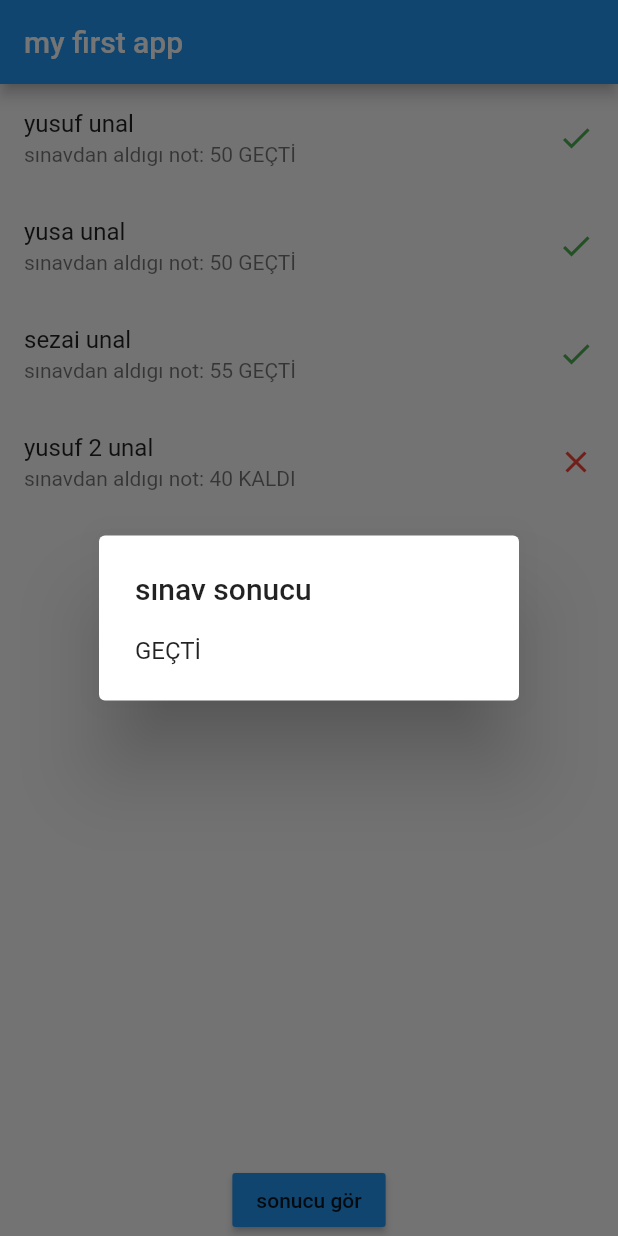
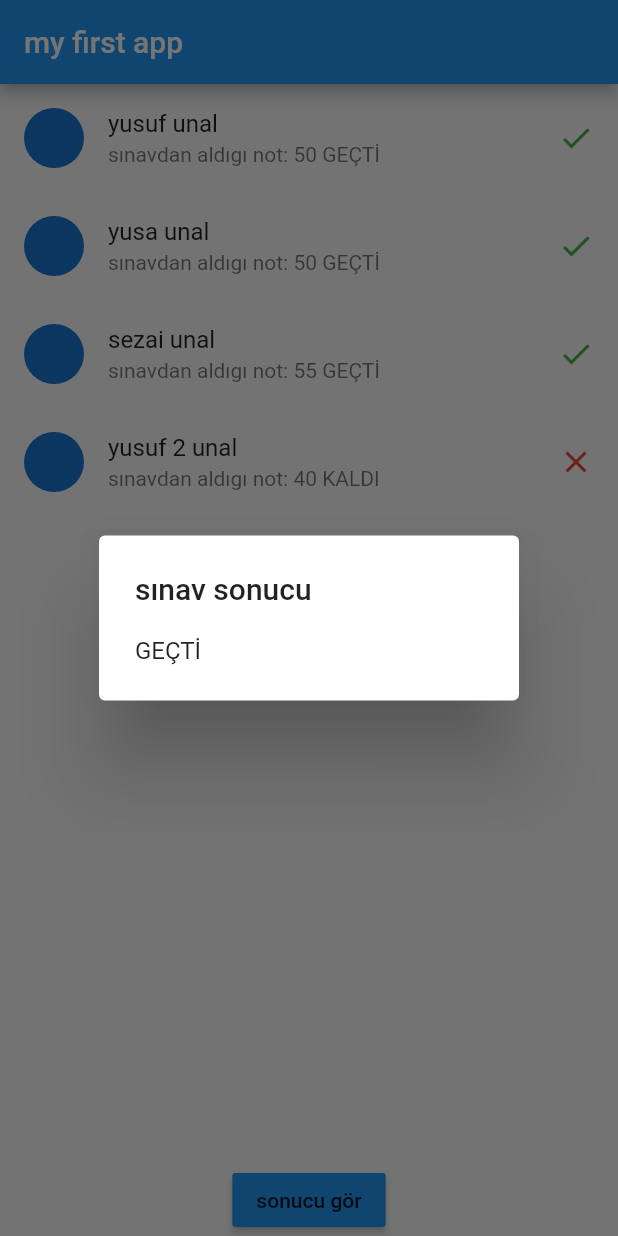
Before and after one commit to theunal/flutterDemos, a Flutter app: the screen it shows after launch, after a tap on "sonucu gör", on a phone screen of 412 x 824 dp. Run offline on Flutter 3.47's test engine with Material 2 defaults, Android fonts, the phone set to English and light mode, and no system bars; network calls fail.

Commit message:
getter setter

```diff
--- a/first/lib/Student.dart
+++ b/first/lib/Student.dart
@@ -2,14 +2,27 @@ class Student {
   String? name;
   String? lastName;
   int? grade;
-  String? status;
 
   Student(String name, String lastName, int grade) {
     this.name = name;
     this.lastName = lastName;
     this.grade = grade;
-    this.status = 'geçti';
+  }
+
+  String? get getName => this.name;
+
+  void set setName(String name) => this.name = name;
+
+  String? get getStatus {
+    if (this.grade! >= 50) {
+      return 'GEÇTİ';
+    } else {
+      return 'KALDI';
+    }
   }
 
 
+
+
+
 }
--- a/first/lib/main.dart
+++ b/first/lib/main.dart
@@ -41,10 +41,22 @@ class MyApp extends StatelessWidget {
               itemBuilder: (BuildContext context, int index) {
                // return Text(students[index].name!);
                 return ListTile(
+                  //leading: Icon(Icons.person),
+                  leading: CircleAvatar(
+                    backgroundImage: NetworkImage(
+                        'https://picsum.photos/200/300?image=${index + 1}'),
+                  ),
                   title: Text(students[index].name! + ' ' + students[index].lastName!),
                   subtitle: Text("sınavdan aldıgı not: "+students[index].grade.toString() + ' ' +
-                      sinavHesapla(students[index].grade!)),
+                      students[index].getStatus!),
                   trailing: buildStatusIcon(students[index].grade!),
+                  onLongPress: () {
+                    var alert = AlertDialog(
+                        title: Text(students[index].name! + ' ' + students[index].lastName!),
+                        content: Text('sınav notu: '+students[index].grade!.toString() + ' ' + students[index].getStatus!));
+                    showDialog(
+                        context: context, builder: (BuilderContext) => alert);
+                  },
                 );
               }),
 
```
